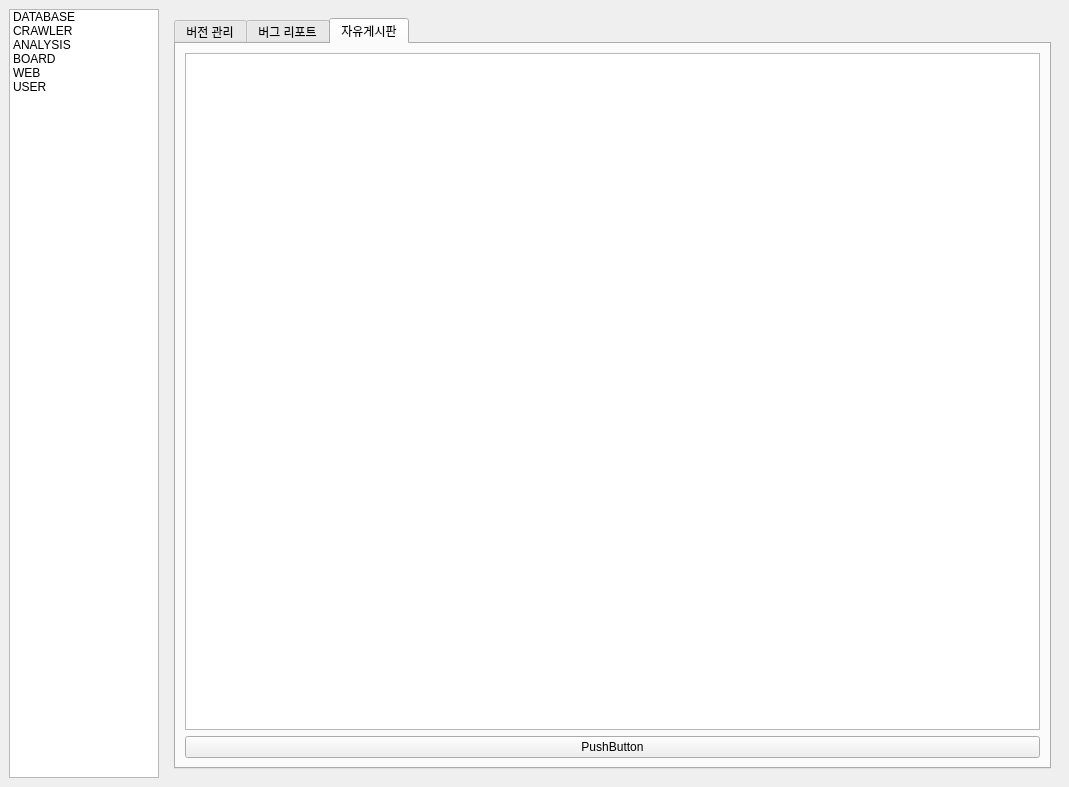
This is MANAGER/BIGMACLAB_MANAGER_GUI.ui in yojun313/knpu as Qt 5 draws it before an edit. The edited form follows.
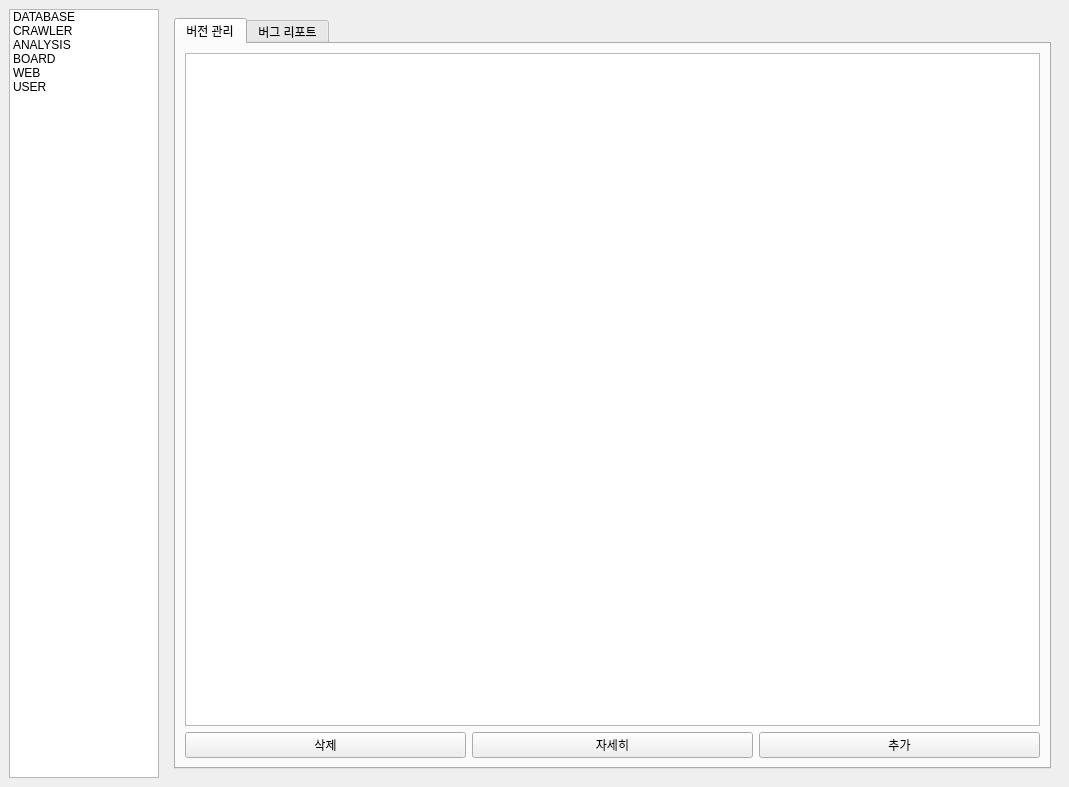
This is the edited form. The open tabs and pages were chosen to show the change.

```diff
--- a/MANAGER/BIGMACLAB_MANAGER_GUI.ui
+++ b/MANAGER/BIGMACLAB_MANAGER_GUI.ui
@@ -380,27 +380,6 @@
             </item>
            </layout>
           </widget>
-          <widget class="QWidget" name="tab_freeboard">
-           <attribute name="title">
-            <string>자유게시판</string>
-           </attribute>
-           <layout class="QVBoxLayout" name="verticalLayout_tab_2">
-            <item>
-             <widget class="QTableWidget" name="tableWidget"/>
-            </item>
-            <item>
-             <layout class="QHBoxLayout" name="horizontalLayout_4">
-              <item>
-               <widget class="QPushButton" name="pushButton_2">
-                <property name="text">
-                 <string>PushButton</string>
-                </property>
-               </widget>
-              </item>
-             </layout>
-            </item>
-           </layout>
-          </widget>
          </widget>
         </item>
        </layout>
```
Left out of the diff: 2 changed lines with no effect on the pictures.
